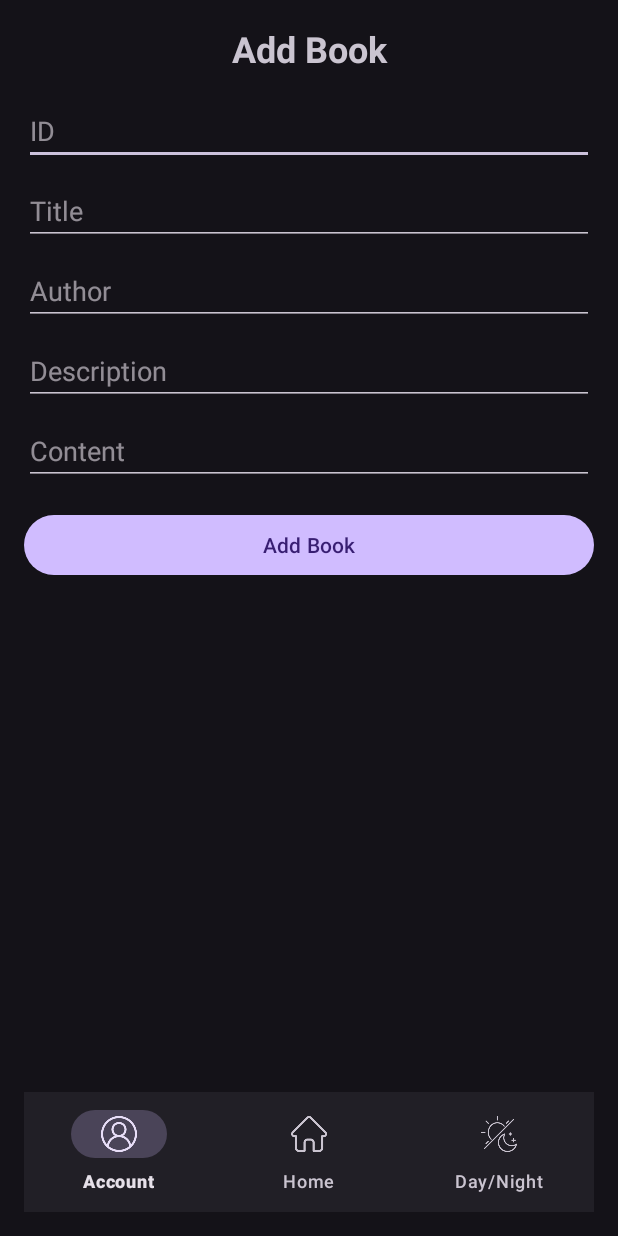
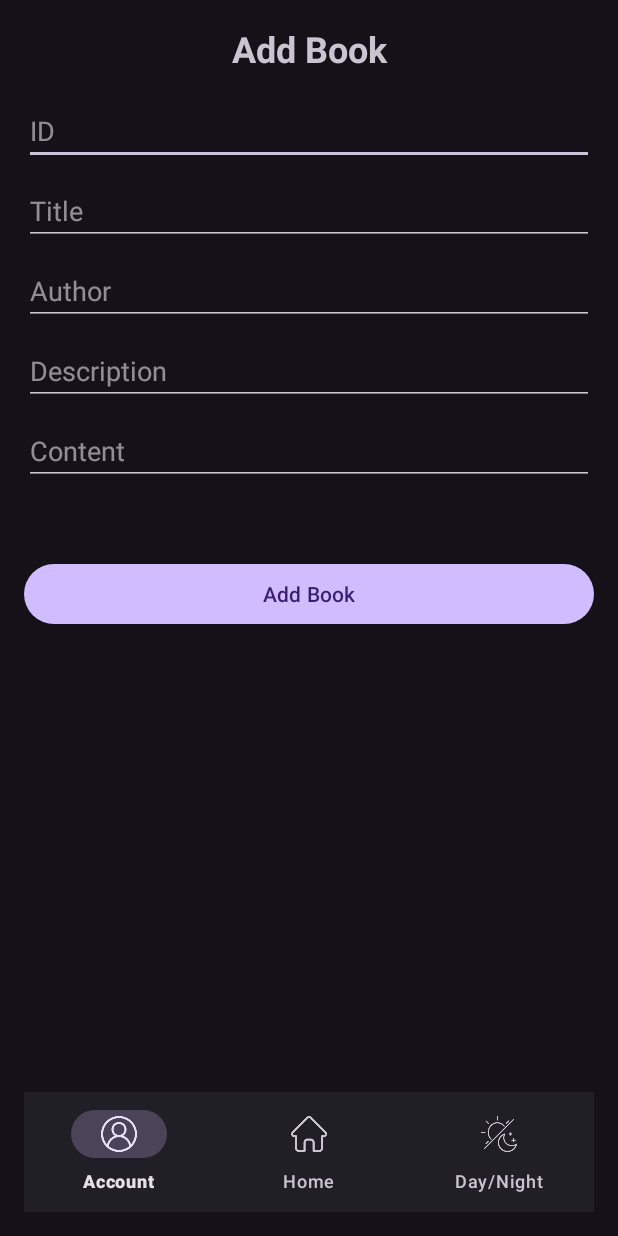
Before and after one commit to dduRyu732/DOANLTTBDD, an Android app: the AdminActivity screen opened directly, with no data from a screen before it, on a phone screen of 412 x 824 dp. Run offline under Robolectric (Android 15) with nearby library versions, the phone set to English and light mode, and no system bars.

Commit message:
sửa  nhiều nội dung dẫn đến việc bottom navigation và button add bị đẩy khỏi màn hình

```diff
--- a/app/src/main/res/layout/activity_admin.xml
+++ b/app/src/main/res/layout/activity_admin.xml
@@ -15,6 +15,16 @@
         android:text="Add Book"
         android:textSize="24sp"
         android:textStyle="bold" />
+
+    <ScrollView
+        android:layout_width="match_parent"
+        android:layout_height="0dp"
+        android:layout_weight="1">
+
+        <LinearLayout
+            android:layout_width="match_parent"
+            android:layout_height="wrap_content"
+            android:orientation="vertical">
 
             <EditText
                 android:id="@+id/editTextId"
@@ -51,6 +61,10 @@
                 android:layout_marginBottom="16dp"
                 android:hint="Content" />
 
+        </LinearLayout>
+
+    </ScrollView>
+
     <Button
         android:id="@+id/buttonAdd"
         android:layout_width="match_parent"
```
Lines whose indentation alone changed are shown as unchanged.
